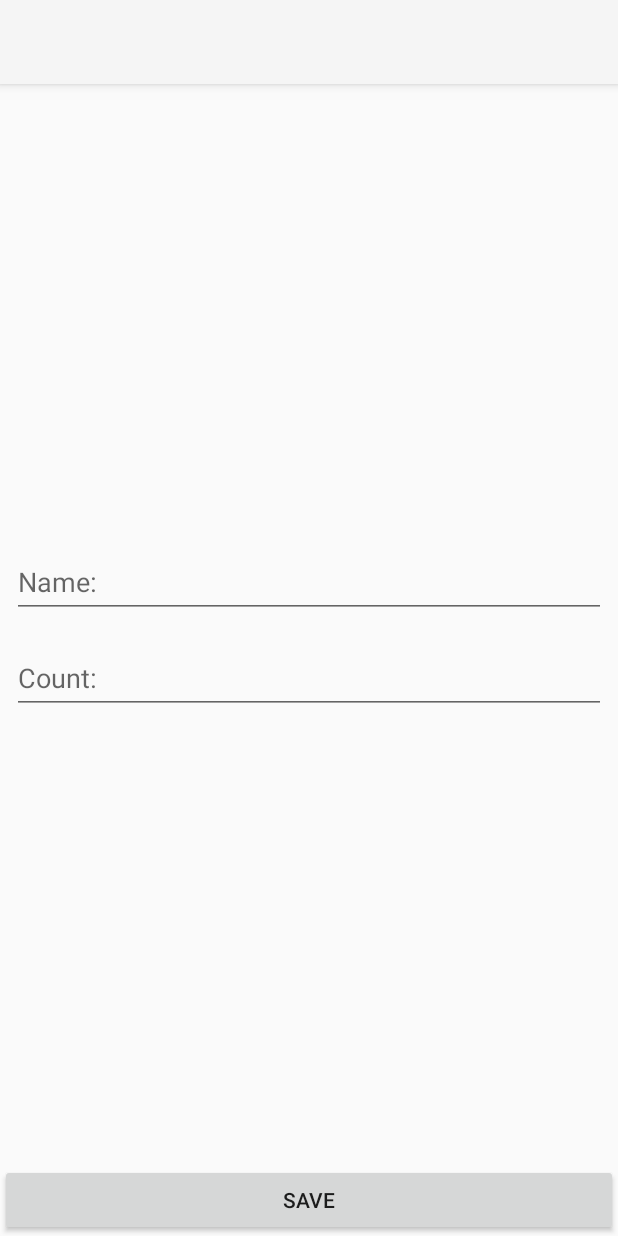
After one commit to AlexanderYKuzmin/shoppingList, an Android app: the fragment ShopItemFragment placed in its activity, on a phone screen of 412 x 824 dp. The commit adds this screen. Run offline under Robolectric (Android 15) with nearby library versions, the phone set to English and light mode, and no system bars; 6 statements that could not run were skipped.

Commit message:
6_fragments

```diff
--- /dev/null
+++ b/app/src/main/java/com/example/shoppinglist/presentation/ShopItemFragment.kt
@@ -0,0 +1,202 @@
+package com.example.shoppinglist.presentation
+
+import android.content.Context
+import android.os.Bundle
+import android.text.Editable
+import android.text.TextWatcher
+import android.util.Log
+import android.view.LayoutInflater
+import android.view.View
+import android.view.ViewGroup
+import android.widget.Button
+import android.widget.EditText
+import androidx.fragment.app.Fragment
+import androidx.lifecycle.Observer
+import androidx.lifecycle.ViewModelProvider
+import com.example.shoppinglist.R
+import com.example.shoppinglist.domain.ShopItem
+import com.google.android.material.textfield.TextInputLayout
+
+class ShopItemFragment() : Fragment() {
+
+    private lateinit var viewModel: ShopItemViewModel
+
+    private lateinit var tilName: TextInputLayout
+    private lateinit var tilCount: TextInputLayout
+    private lateinit var etName: EditText
+    private lateinit var etCount: EditText
+
+    var screenMode: String = NODE_UNKNOWN
+    var shopItemId: Int = ShopItem.UNDEFINED_ID
+
+    private lateinit var btnSave: Button
+
+    private var onEditingFinishedListener: OnEditingFinishedListener? = null
+
+    override fun onAttach(context: Context) {
+        super.onAttach(context)
+        if (context is OnEditingFinishedListener) {
+            onEditingFinishedListener = context
+        } else {
+            throw java.lang.RuntimeException("Activity must implement listener!")
+        }
+    }
+
+    override fun onCreate(savedInstanceState: Bundle?) {
+        super.onCreate(savedInstanceState)
+        parseParams()
+    }
+
+    override fun onCreateView(
+        inflater: LayoutInflater,
+        container: ViewGroup?,
+        savedInstanceState: Bundle?
+    ): View? {
+        return inflater.inflate(R.layout.fragment_shop_item, container, false)
+    }
+
+    override fun onViewCreated(view: View, savedInstanceState: Bundle?) {
+        super.onViewCreated(view, savedInstanceState)
+        Log.d("ShopItemFragment", "screenMode = $screenMode, id = $shopItemId")
+        viewModel = ViewModelProvider(this)[ShopItemViewModel::class.java]
+
+        initViews(view)
+        addTextChangeListeners()
+
+        launchRightMode()
+        observeViewModel()
+    }
+
+
+    private fun observeViewModel() {
+        viewModel.processIsFinished.observe(viewLifecycleOwner, Observer {
+            onEditingFinishedListener?.onEditingFinished()
+        })
+
+        viewModel.errorInputCount.observe(viewLifecycleOwner) {
+            val message = if (it) {
+                getString(R.string.error_input_count)
+            } else {
+                null
+            }
+            tilCount.error = message
+        }
+
+        viewModel.errorInputName.observe(viewLifecycleOwner) {
+            val message = if (it) {
+                getString(R.string.error_input_name)
+            } else {
+                null
+            }
+            tilName.error = message
+        }
+    }
+
+    private fun launchRightMode() {
+        when (screenMode) {
+            MODE_EDIT -> launchEditMode()
+            MODE_ADD -> launchAddMode()
+        }
+    }
+
+    private fun addTextChangeListeners() {
+        etName.addTextChangedListener(object : TextWatcher {
+            override fun beforeTextChanged(s: CharSequence?, start: Int, count: Int, after: Int) {
+            }
+
+            override fun onTextChanged(s: CharSequence?, start: Int, before: Int, count: Int) {
+                viewModel.resetErrorInputName()
+            }
+
+            override fun afterTextChanged(s: Editable?) {
+            }
+        })
+
+        etCount.addTextChangedListener(object : TextWatcher {
+            override fun beforeTextChanged(s: CharSequence?, start: Int, count: Int, after: Int) {
+            }
+
+            override fun onTextChanged(s: CharSequence?, start: Int, before: Int, count: Int) {
+                viewModel.resetErrorInputCount()
+            }
+
+            override fun afterTextChanged(s: Editable?) {
+            }
+        })
+    }
+
+    private fun launchEditMode() {
+        viewModel.shopItem.observe(viewLifecycleOwner, Observer {
+            etName.setText(it.name)
+            etCount.setText(it.count.toString())
+        })
+        viewModel.getShopItem(shopItemId)
+        btnSave.setOnClickListener {
+            viewModel.editShopItem(etName.text?.toString(), etCount.text?.toString())
+        }
+    }
+
+    private fun launchAddMode() {
+        btnSave.setOnClickListener {
+            viewModel.addShopItem(etName.text?.toString(), etCount.text?.toString())
+        }
+    }
+
+    private fun parseParams() {
+        val args = requireArguments()
+
+        if (!args.containsKey(SCREEN_MODE)) {
+            throw RuntimeException("Param screen mode is absent")
+        }
+
+        val mode = args.getString(SCREEN_MODE)
+        if (mode != MODE_ADD && mode != MODE_EDIT) {
+            throw java.lang.RuntimeException("Unknowing mode")
+        }
+
+        screenMode = mode
+        if (screenMode == MODE_EDIT) {
+            if (!args.containsKey(SHOP_ITEM_ID)) {
+                throw java.lang.RuntimeException("No id")
+            }
+        }
+        shopItemId = args.getInt(SHOP_ITEM_ID, ShopItem.UNDEFINED_ID)
+    }
+
+    private fun initViews(view: View) {
+        tilName = view.findViewById(R.id.til_name)
+        tilCount = view.findViewById(R.id.til_count)
+        etName = view.findViewById(R.id.et_name)
+        etCount = view.findViewById(R.id.et_count)
+        btnSave = view.findViewById(R.id.btn_save)
+    }
+
+    interface OnEditingFinishedListener {
+        fun onEditingFinished()
+    }
+
+    companion object {
+        private const val SCREEN_MODE = "extra_mode"
+        private const val SHOP_ITEM_ID = "extra_id"
+        private const val MODE_EDIT = "mode edit"
+        private const val MODE_ADD = "mode_add"
+        private const val NODE_UNKNOWN = ""
+
+        fun newInstanceAddItem(): ShopItemFragment {
+            return ShopItemFragment().apply {
+                arguments = Bundle().apply {
+                    putString(SCREEN_MODE, MODE_ADD)
+                }
+            }
+        }
+
+        fun newInstanceEditItem(shopItemId: Int): ShopItemFragment {
+            return ShopItemFragment().apply {
+                arguments = Bundle().apply {
+                    putString(SCREEN_MODE, MODE_EDIT)
+                    putInt(SHOP_ITEM_ID, shopItemId)
+                }
+            }
+        }
+    }
+}
--- a/app/src/main/res/layout/activity_shop_item.xml
+++ b/app/src/main/res/layout/activity_shop_item.xml
@@ -1,56 +1,12 @@
 <?xml version="1.0" encoding="utf-8"?>
-<androidx.constraintlayout.widget.ConstraintLayout xmlns:android="http://schemas.android.com/apk/res/android"
-    xmlns:app="http://schemas.android.com/apk/res-auto"
+<androidx.fragment.app.FragmentContainerView
+    xmlns:android="http://schemas.android.com/apk/res/android"
     xmlns:tools="http://schemas.android.com/tools"
+    android:id="@+id/shop_item_container"
     android:layout_width="match_parent"
     android:layout_height="match_parent"
-    tools:context=".presentation.ShopItemActivity">
+    tools:context=".presentation.ShopItemActivity"
+    tools:layout="@layout/fragment_shop_item">
 
-    <com.google.android.material.textfield.TextInputLayout
-        android:id="@+id/til_name"
-        android:layout_width="0dp"
-        android:layout_height="wrap_content"
-        android:layout_marginStart="8dp"
-        android:layout_marginEnd="8dp"
-        android:layout_marginBottom="4dp"
-        app:layout_constraintBottom_toTopOf="@id/til_count"
-        app:layout_constraintEnd_toEndOf="parent"
-        app:layout_constraintStart_toStartOf="parent"
-        app:layout_constraintTop_toTopOf="parent"
-        app:layout_constraintVertical_chainStyle="packed">
-    <com.google.android.material.textfield.TextInputEditText
-        android:id="@+id/et_name"
-        android:layout_width="match_parent"
-        android:layout_height="wrap_content"
-        android:hint="Name:"
-        android:inputType="textCapWords"/>
-    </com.google.android.material.textfield.TextInputLayout>
 
-    <com.google.android.material.textfield.TextInputLayout
-        android:id="@+id/til_count"
-        android:layout_width="0dp"
-        android:layout_height="wrap_content"
-        android:layout_marginStart="8dp"
-        android:layout_marginEnd="8dp"
-        android:layout_marginTop="4dp"
-        app:layout_constraintBottom_toTopOf="@id/btn_save"
-        app:layout_constraintEnd_toEndOf="parent"
-        app:layout_constraintStart_toStartOf="parent"
-        app:layout_constraintTop_toBottomOf="@id/til_name">
-        <com.google.android.material.textfield.TextInputEditText
-            android:id="@+id/et_count"
-            android:layout_width="match_parent"
-            android:layout_height="wrap_content"
-            android:hint="Count:"
-            android:inputType="number"/>
-    </com.google.android.material.textfield.TextInputLayout>
-
-    <Button
-        android:id="@+id/btn_save"
-        android:layout_width="0dp"
-        android:layout_height="wrap_content"
-        android:text="Save"
-        app:layout_constraintStart_toStartOf="parent"
-        app:layout_constraintEnd_toEndOf="parent"
-        app:layout_constraintBottom_toBottomOf="parent" />
-</androidx.constraintlayout.widget.ConstraintLayout>
+</androidx.fragment.app.FragmentContainerView>
--- /dev/null
+++ b/app/src/main/res/layout/fragment_shop_item.xml
@@ -0,0 +1,56 @@
+<?xml version="1.0" encoding="utf-8"?>
+<androidx.constraintlayout.widget.ConstraintLayout xmlns:android="http://schemas.android.com/apk/res/android"
+    xmlns:app="http://schemas.android.com/apk/res-auto"
+    xmlns:tools="http://schemas.android.com/tools"
+    android:layout_width="match_parent"
+    android:layout_height="match_parent"
+    tools:context=".presentation.ShopItemFragment">
+
+    <com.google.android.material.textfield.TextInputLayout
+        android:id="@+id/til_name"
+        android:layout_width="0dp"
+        android:layout_height="wrap_content"
+        android:layout_marginStart="8dp"
+        android:layout_marginEnd="8dp"
+        android:layout_marginBottom="4dp"
+        app:layout_constraintBottom_toTopOf="@id/til_count"
+        app:layout_constraintEnd_toEndOf="parent"
+        app:layout_constraintStart_toStartOf="parent"
+        app:layout_constraintTop_toTopOf="parent"
+        app:layout_constraintVertical_chainStyle="packed">
+        <com.google.android.material.textfield.TextInputEditText
+            android:id="@+id/et_name"
+            android:layout_width="match_parent"
+            android:layout_height="wrap_content"
+            android:hint="Name:"
+            android:inputType="textCapWords"/>
+    </com.google.android.material.textfield.TextInputLayout>
+
+    <com.google.android.material.textfield.TextInputLayout
+        android:id="@+id/til_count"
+        android:layout_width="0dp"
+        android:layout_height="wrap_content"
+        android:layout_marginStart="8dp"
+        android:layout_marginEnd="8dp"
+        android:layout_marginTop="4dp"
+        app:layout_constraintBottom_toTopOf="@id/btn_save"
+        app:layout_constraintEnd_toEndOf="parent"
+        app:layout_constraintStart_toStartOf="parent"
+        app:layout_constraintTop_toBottomOf="@id/til_name">
+        <com.google.android.material.textfield.TextInputEditText
+            android:id="@+id/et_count"
+            android:layout_width="match_parent"
+            android:layout_height="wrap_content"
+            android:hint="Count:"
+            android:inputType="number"/>
+    </com.google.android.material.textfield.TextInputLayout>
+
+    <Button
+        android:id="@+id/btn_save"
+        android:layout_width="0dp"
+        android:layout_height="wrap_content"
+        android:text="Save"
+        app:layout_constraintStart_toStartOf="parent"
+        app:layout_constraintEnd_toEndOf="parent"
+        app:layout_constraintBottom_toBottomOf="parent" />
+</androidx.constraintlayout.widget.ConstraintLayout>
```
Also changed, not shown: app/src/main/java/com/example/shoppinglist/presentation/MainActivity.kt (+55 -9 lines), app/src/main/java/com/example/shoppinglist/presentation/ShopItemActivity.kt (+24 -90 lines), app/src/main/res/layout-land/activity_main.xml (added, +66 -0 lines).
